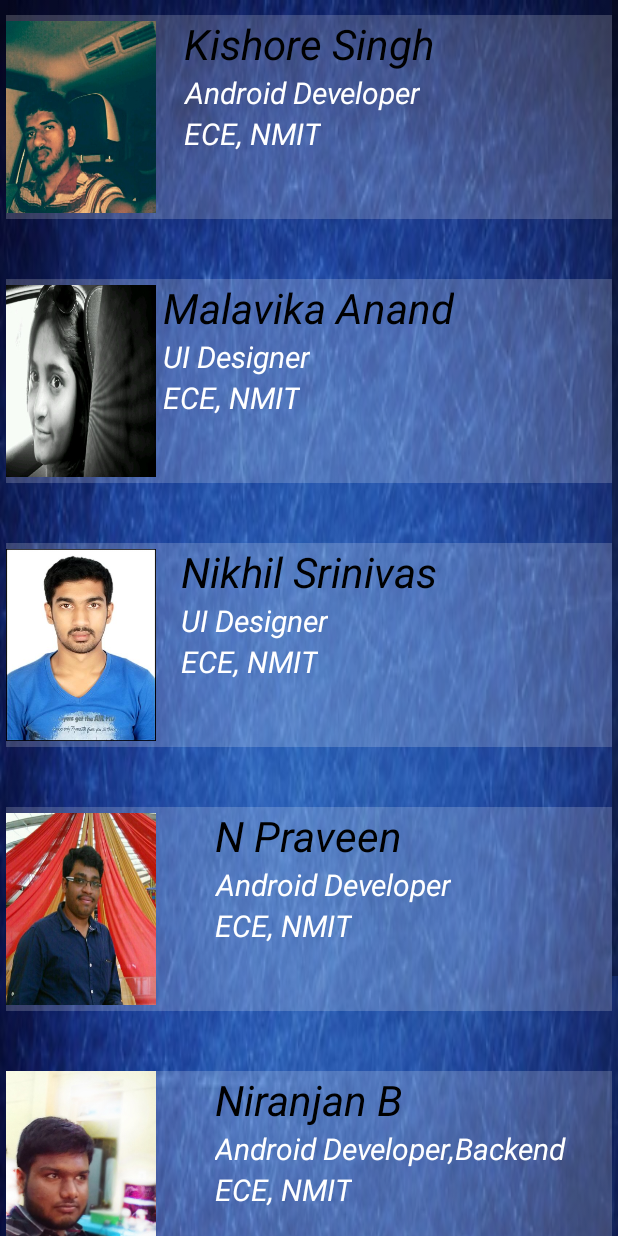
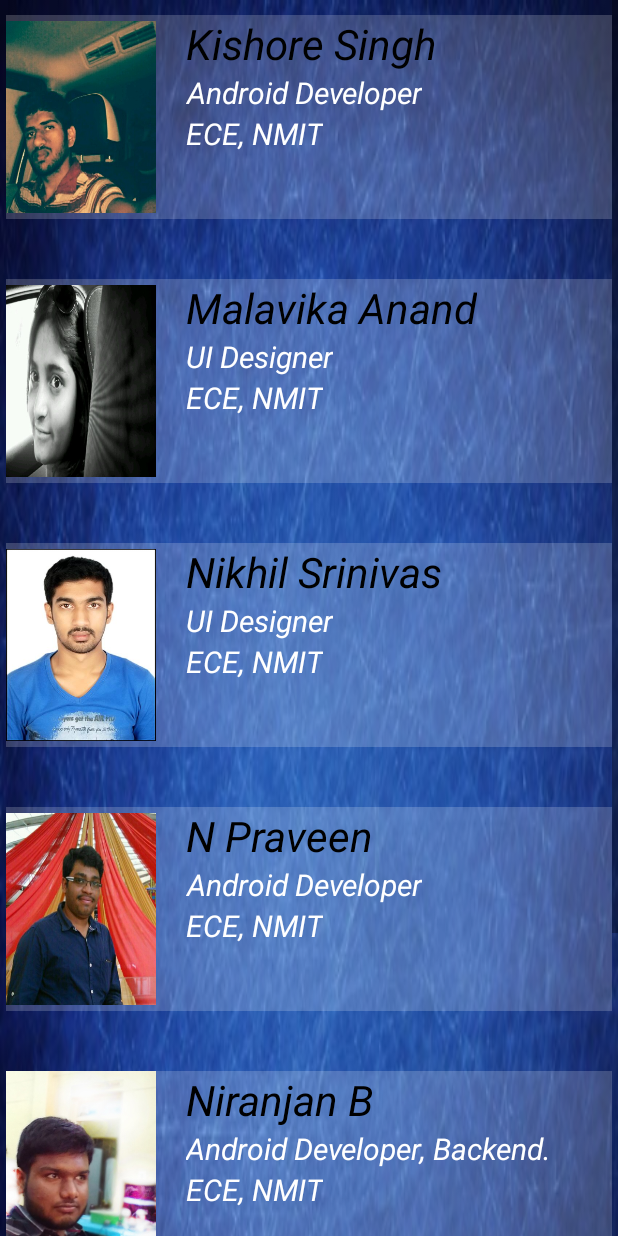
Before and after one commit to Niranjan-B/anaadyanta-2k16, an Android app: the fragment DevsFragment placed in its activity, on a phone screen of 412 x 824 dp. Run offline under Robolectric (Android 15) with nearby library versions, the phone set to English and light mode, and no system bars; our stand-ins replace Shimmer; libraries missing offline, so code that uses them is left out: cn.trinea.android, com.github.florent37.materialviewpager, com.mxn.soul, com.onesignal, com.romainpiel.shimmer and 1 more; plain views replace FlowingView, LeftDrawerLayout, ShimmerTextView; 32 statements that could not run were skipped.

Commit message:
fixed alignment issues.

```diff
--- a/app/src/main/java/org/anaadyanta/anaadyanta2k16/fragments/DevsFragment.java
+++ b/app/src/main/java/org/anaadyanta/anaadyanta2k16/fragments/DevsFragment.java
@@ -1,6 +1,8 @@
 package org.anaadyanta.anaadyanta2k16.fragments;
 
 
+import android.content.Intent;
+import android.net.Uri;
 import android.os.Bundle;
 import android.support.v4.app.Fragment;
 import android.support.v7.app.AppCompatActivity;
@@ -20,6 +22,8 @@ import org.anaadyanta.anaadyanta2k16.R;
  */
 public class DevsFragment extends Fragment {
 
+    TextView githubTextLink;
+
 
     public DevsFragment() {
         // Required empty public constructor
@@ -36,6 +40,8 @@ public class DevsFragment extends Fragment {
         }
         View view=inflater.inflate(R.layout.fragment_devs, container, false);
         Shimmer shimmer;
+
+        githubTextLink = (TextView) view.findViewById(R.id.githubTextHolder);
 
         ShimmerTextView text=(ShimmerTextView)view.findViewById(R.id.prav);
         ShimmerTextView text1=(ShimmerTextView)view.findViewById(R.id.mallu);
@@ -78,6 +84,14 @@ public class DevsFragment extends Fragment {
         TiltEffectAttacher.attach(view.findViewById(R.id.textView78));
         TiltEffectAttacher.attach(view.findViewById(R.id.textView79));
 
+        githubTextLink.setOnClickListener(new View.OnClickListener() {
+            @Override
+            public void onClick(View v) {
+                Intent githubIntent = new Intent(Intent.ACTION_VIEW, Uri.parse("https://github.com/Niranjan-B/anaadyanta-2k16/"));
+                startActivity(githubIntent);
+            }
+        });
+
         return view;
     }
 
--- a/app/src/main/res/layout/fragment_devs.xml
+++ b/app/src/main/res/layout/fragment_devs.xml
@@ -41,8 +41,11 @@
                     android:id="@+id/chor"
                     android:layout_width="wrap_content"
                     android:layout_height="wrap_content"
-                    android:layout_centerHorizontal="true"
                     android:layout_alignParentTop="true"
+                    android:layout_marginLeft="20dp"
+                    android:layout_marginStart="20dp"
+                    android:layout_toRightOf="@+id/imageView6ab"
+                    android:layout_toEndOf="@+id/imageView6ab"
                     android:text="Kishore Singh"
                     android:textAppearance="?android:attr/textAppearanceLarge"
                     android:textColor="#000000"
@@ -102,7 +105,10 @@
                     android:id="@+id/mallu"
                     android:layout_width="wrap_content"
                     android:layout_height="wrap_content"
-                    android:layout_centerHorizontal="true"
+                    android:layout_marginLeft="20dp"
+                    android:layout_marginStart="20dp"
+                    android:layout_toRightOf="@+id/imageView7"
+                    android:layout_toEndOf="@+id/imageView7"
                     android:layout_alignParentTop="true"
                     android:text="Malavika Anand"
                     android:textAppearance="?android:attr/textAppearanceLarge"
@@ -162,7 +168,10 @@
                     android:id="@+id/nikhil"
                     android:layout_width="wrap_content"
                     android:layout_height="wrap_content"
-                    android:layout_centerHorizontal="true"
+                    android:layout_marginLeft="20dp"
+                    android:layout_marginStart="20dp"
+                    android:layout_toRightOf="@+id/imageViewg"
+                    android:layout_toEndOf="@+id/imageViewg"
                     android:layout_alignParentTop="true"
                     android:text="Nikhil Srinivas"
                     android:textAppearance="?android:attr/textAppearanceLarge"
@@ -222,7 +231,10 @@
                     android:id="@+id/prav"
                     android:layout_width="wrap_content"
                     android:layout_height="wrap_content"
-                    android:layout_centerHorizontal="true"
+                    android:layout_marginLeft="20dp"
+                    android:layout_marginStart="20dp"
+                    android:layout_toRightOf="@+id/imageView6g"
+                    android:layout_toEndOf="@+id/imageView6g"
                     android:layout_alignParentTop="true"
                     android:text="N Praveen"
                     android:textAppearance="?android:attr/textAppearanceLarge"
@@ -274,7 +286,10 @@
                     android:layout_width="wrap_content"
                     android:layout_height="wrap_content"
                     android:layout_alignParentTop="true"
-                    android:layout_centerHorizontal="true"
+                    android:layout_marginLeft="20dp"
+                    android:layout_marginStart="20dp"
+                    android:layout_toRightOf="@+id/imageView8"
+                    android:layout_toEndOf="@+id/imageView8"
                     android:text="Niranjan B"
                     android:textAppearance="?android:attr/textAppearanceLarge"
                     android:textColor="#000000"
@@ -285,8 +300,8 @@
                     android:id="@+id/textView78"
                     android:layout_width="wrap_content"
                     android:layout_height="wrap_content"
-                    android:gravity="center"
-                    android:text="Android Developer,Backend"
+                    android:gravity="left"
+                    android:text="Android Developer, Backend."
                     android:textAppearance="?android:attr/textAppearanceLarge"
                     android:textColor="#ffffff"
                     android:textSize="20sp"
@@ -338,9 +353,10 @@
                     android:layout_width="wrap_content"
                     android:layout_height="wrap_content"
                     android:layout_alignParentTop="true"
-                    android:layout_centerHorizontal="true"
-                    android:layout_marginLeft="59dp"
-                    android:layout_marginStart="59dp"
+                    android:layout_marginLeft="20dp"
+                    android:layout_marginStart="20dp"
+                    android:layout_toRightOf="@+id/imageView6"
+                    android:layout_toEndOf="@+id/imageView6"
                     android:text="Nithesh G"
                     android:textAppearance="?android:attr/textAppearanceLarge"
                     android:textSize="28sp"
@@ -382,6 +398,24 @@
             </RelativeLayout>
 
 
+        <LinearLayout
+            android:layout_width="match_parent"
+            android:layout_height="wrap_content"
+            android:layout_below="@+id/re"
+            android:orientation="vertical">
+
+            <TextView
+                android:layout_width="match_parent"
+                android:layout_height="match_parent"
+                android:text="@string/github"
+                android:id="@+id/githubTextHolder"
+                android:gravity="center"
+                android:textColor="#ffffff"
+                android:padding="10dp"
+                android:textSize="20sp"/>
+
+        </LinearLayout>
+
         </RelativeLayout>
 
 
```
